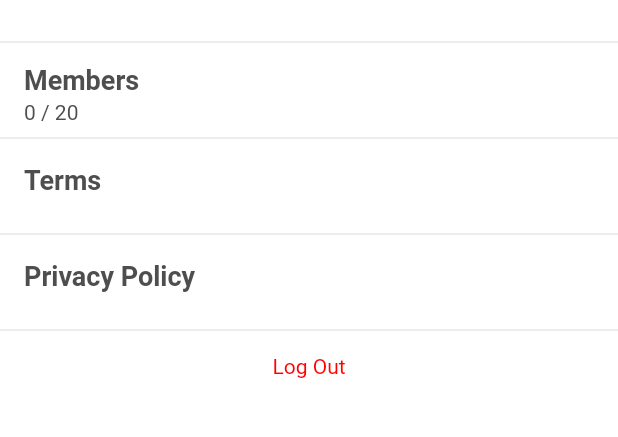
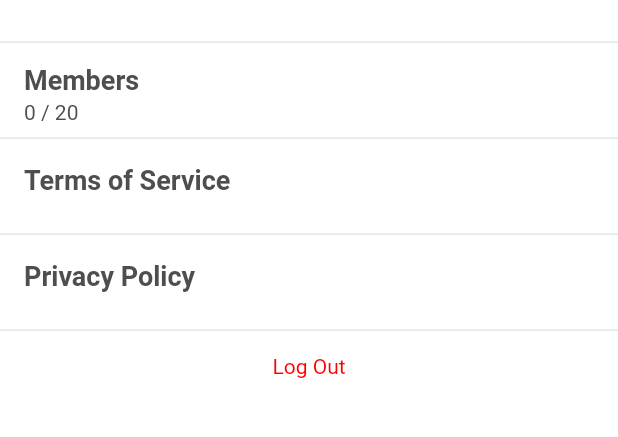
Before and after one commit to Ryotaewamoto/bad-log, a Flutter app: the SettingsPage screen opened directly, on a phone screen of 412 x 824 dp, the part 126-563 px from its top. Run offline on Flutter 3.47's test engine with Material 2 defaults, Android fonts, the phone set to English and light mode, and no system bars; our stand-ins replace cloud_firestore, connectivity_plus, firebase_auth, firebase_core, flutter_hooks, flutter_spinkit and 4 more; missing offline and left inert: infinite_listview, simple_logger; accounts and stored records are empty; generated files the repository leaves out were written again; Roboto replaces fonts that are missing (Helvetica); statements that could not run were skipped.

Commit message:
feat: fix flutter format
feat: 新機能
fix: バグ修正・レビュー反映
docs: ドキュメントの変更
style: コードのロジックに影響を与えない変更（ホワイトスペース、フォーマット、セミコロンの欠落など）
refactor: バグ修正でも機能追加でもないコード変更
perf: パフォーマンス向上
test: テストの追加や既存のテストの修正
chore: ビルドプロセス、またはドキュメント生成などの補助ツールやライブラリの変更

```diff
--- a/lib/app.dart
+++ b/lib/app.dart
@@ -1,9 +1,9 @@
-import 'package:bad_log/gen/fonts.gen.dart';
-import 'package:bad_log/utils/constants/app_colors.dart';
 import 'package:flutter/material.dart';
 import 'package:hooks_riverpod/hooks_riverpod.dart';
 
+import 'gen/fonts.gen.dart';
 import 'pages/auth_page.dart';
+import 'utils/constants/app_colors.dart';
 import 'utils/global_key.dart';
 import 'utils/scaffold_messenger_service.dart';
 
--- a/lib/features/result.dart
+++ b/lib/features/result.dart
@@ -33,10 +33,10 @@ class CreateResultController extends AutoDisposeAsyncNotifier<void> {
     // ログイン処理を実行する
     state = await AsyncValue.guard(() async {
       try {
-        // TODO: validation
+        // TODO(ryotaiwamoto): validation
         // 同じメンバーのドキュメントが存在する場合はそのドキュメントのIDをとってきて Score を追加する。
         // その場合には 以下の resultId は使用しない。
-        // TODO: List<Result> の中からパートナーと対戦相手が一致するものを探す関数を作成する。
+        // TODO(ryotaiwamoto): List<Result> の中からパートナーと対戦相手が一致するものを探す関数を作成する。
         final resultId = await resultRepository.create(
           userId: userId,
           result: result,
--- a/lib/pages/settings_page.dart
+++ b/lib/pages/settings_page.dart
@@ -115,7 +115,7 @@ class SettingsPage extends HookConsumerWidget {
                   height: 64,
                   child: ListTile(
                     title: Text(
-                      'Terms',
+                      'Terms of Service',
                       style: TextStyles.h4(),
                     ),
                   ),
--- a/lib/utils/scaffold_messenger_service.dart
+++ b/lib/utils/scaffold_messenger_service.dart
@@ -1,10 +1,10 @@
-import 'package:bad_log/utils/constants/app_colors.dart';
-import 'package:bad_log/utils/text_styles.dart';
 import 'package:flutter/material.dart';
 import 'package:hooks_riverpod/hooks_riverpod.dart';
 
 import 'async_value_error_dialog.dart';
+import 'constants/app_colors.dart';
 import 'constants/snack_bar.dart';
+import 'text_styles.dart';
 
 final scaffoldMessengerKeyProvider = Provider(
   (_) => GlobalKey<ScaffoldMessengerState>(),
```
Also changed, not shown: lib/pages/create_result_page.dart (+24 -11 lines), lib/widgets/rounded_button.dart (+4 -3 lines).
